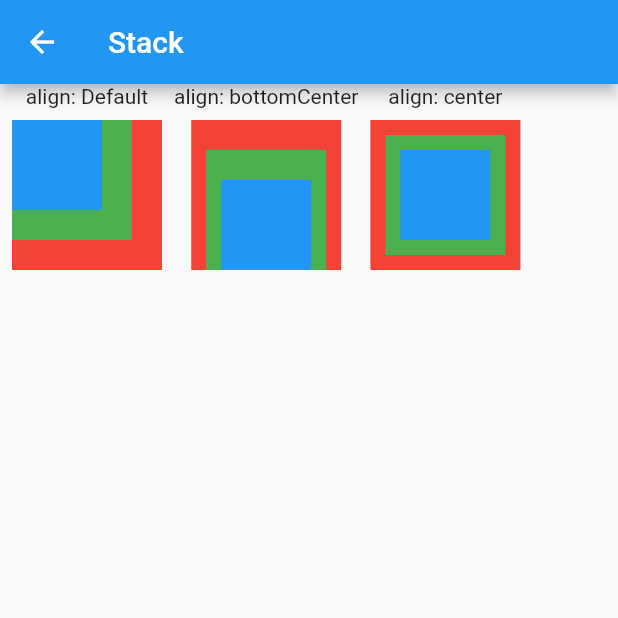
After one commit to socurites/flutter_app, a Flutter app: the screen it shows after launch, in the side drawer, after a tap on "Stack", on a phone screen of 412 x 824 dp, the top half of it. The commit adds this screen. Run offline on Flutter 3.47's test engine with Material 2 defaults, Android fonts, the phone set to English and light mode, and no system bars.

Commit message:
Add Stack demo(03/12)

```diff
--- a/lib/internal/element_tree_basic_view.dart
+++ b/lib/internal/element_tree_basic_view.dart
@@ -18,6 +18,7 @@ class _ElementTreeBasicViewPageState extends State<ElementTreeBasicViewPage> {
   @override
   Widget build(BuildContext context) {
     final incrementButton = FancyButton(
+      key: _buttonKeys.first,
       child: Text(
         "Increment",
         style: TextStyle(color: Colors.white),
@@ -26,6 +27,7 @@ class _ElementTreeBasicViewPageState extends State<ElementTreeBasicViewPage> {
     );
 
     final decrementButton = FancyButton(
+      key: _buttonKeys.last,
       child: Text(
         "Decrement",
         style: TextStyle(color: Colors.white),
--- a/lib/main.dart
+++ b/lib/main.dart
@@ -4,6 +4,7 @@ import 'package:flutter_app/page/demo_grid_view.dart';
 import 'package:flutter_app/page/demo_list_view_tile.dart';
 import 'package:flutter_app/page/demo_page_view.dart';
 import 'package:flutter_app/page/demo_scroll_view.dart';
+import 'package:flutter_app/page/demo_stack_view.dart';
 import 'package:flutter_app/page/demo_tab.dart';
 import 'package:flutter_app/struct/floating_action_button_view.dart';
 import 'package:flutter_app/struct/quantity_counter_button_view.dart';
@@ -83,6 +84,16 @@ class MyHomePage extends StatelessWidget {
                     ),
                   ),
                 ),
+              ),
+              ListTile(
+                title: Text('Stack'),
+                trailing: Icon(Icons.navigate_next),
+                onTap: () {
+                  Navigator.of(context).pop();
+                  Navigator.push(
+                      context,
+                      MaterialPageRoute(builder: (context) => DemoStackViewPage('Stack')));
+                },
               ),
               ListTile(
                 title: Text('Scroll List'),
--- /dev/null
+++ b/lib/page/demo_stack_view.dart
@@ -0,0 +1,118 @@
+import 'package:flutter/material.dart';
+
+class DemoStackViewPage extends StatelessWidget {
+  DemoStackViewPage(this.pageTitle);
+
+  final String pageTitle;
+
+  @override
+  Widget build(BuildContext context) {
+    return Scaffold(
+      appBar: AppBar(
+        title: Text(this.pageTitle),
+      ),
+      body: Row(
+        children: [
+          Column(
+            children: [
+              Text(
+                "align: Default"
+              ),
+              Stack(
+                children: [
+                  Container(
+                    color: Colors.red,
+                    width: 100,
+                    height: 100,
+                    padding: const EdgeInsets.all(8.0),
+                    margin: const EdgeInsets.all(8.0),
+                  ),
+                  Container(
+                    color: Colors.green,
+                    width: 80,
+                    height: 80,
+                    padding: const EdgeInsets.all(8.0),
+                    margin: const EdgeInsets.all(8.0),
+                  ),
+                  Container(
+                    color: Colors.blue,
+                    width: 60,
+                    height: 60,
+                    padding: const EdgeInsets.all(8.0),
+                    margin: const EdgeInsets.all(8.0),
+                  )
+                ],
+              ),
+            ],
+          ),
+          Column(
+            children: [
+              Text(
+                  "align: bottomCenter"
+              ),
+              Stack(
+                alignment: Alignment.bottomCenter,
+                children: [
+                  Container(
+                    color: Colors.red,
+                    width: 100,
+                    height: 100,
+                    padding: const EdgeInsets.all(8.0),
+                    margin: const EdgeInsets.all(8.0),
+                  ),
+                  Container(
+                    color: Colors.green,
+                    width: 80,
+                    height: 80,
+                    padding: const EdgeInsets.all(8.0),
+                    margin: const EdgeInsets.all(8.0),
+                  ),
+                  Container(
+                    color: Colors.blue,
+                    width: 60,
+                    height: 60,
+                    padding: const EdgeInsets.all(8.0),
+                    margin: const EdgeInsets.all(8.0),
+                  )
+                ],
+              ),
+            ],
+          ),
+          Column(
+            children: [
+              Text(
+                  "align: center"
+              ),
+              Stack(
+                alignment: Alignment.center,
+                children: [
+                  Container(
+                    color: Colors.red,
+                    width: 100,
+                    height: 100,
+                    padding: const EdgeInsets.all(8.0),
+                    margin: const EdgeInsets.all(8.0),
+                  ),
+                  Container(
+                    color: Colors.green,
+                    width: 80,
+                    height: 80,
+                    padding: const EdgeInsets.all(8.0),
+                    margin: const EdgeInsets.all(8.0),
+                  ),
+                  Container(
+                    color: Colors.blue,
+                    width: 60,
+                    height: 60,
+                    padding: const EdgeInsets.all(8.0),
+                    margin: const EdgeInsets.all(8.0),
+                  )
+                ],
+              ),
+            ],
+          ),
+        ],
+      ),
+    );
+  }
+}
```
